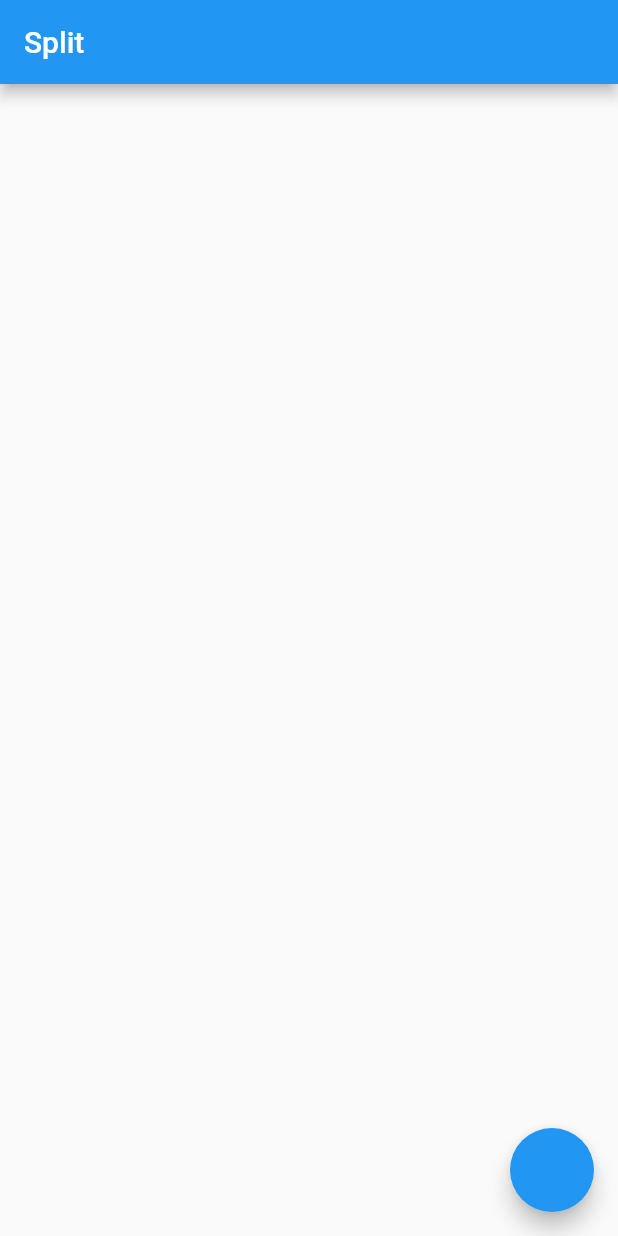
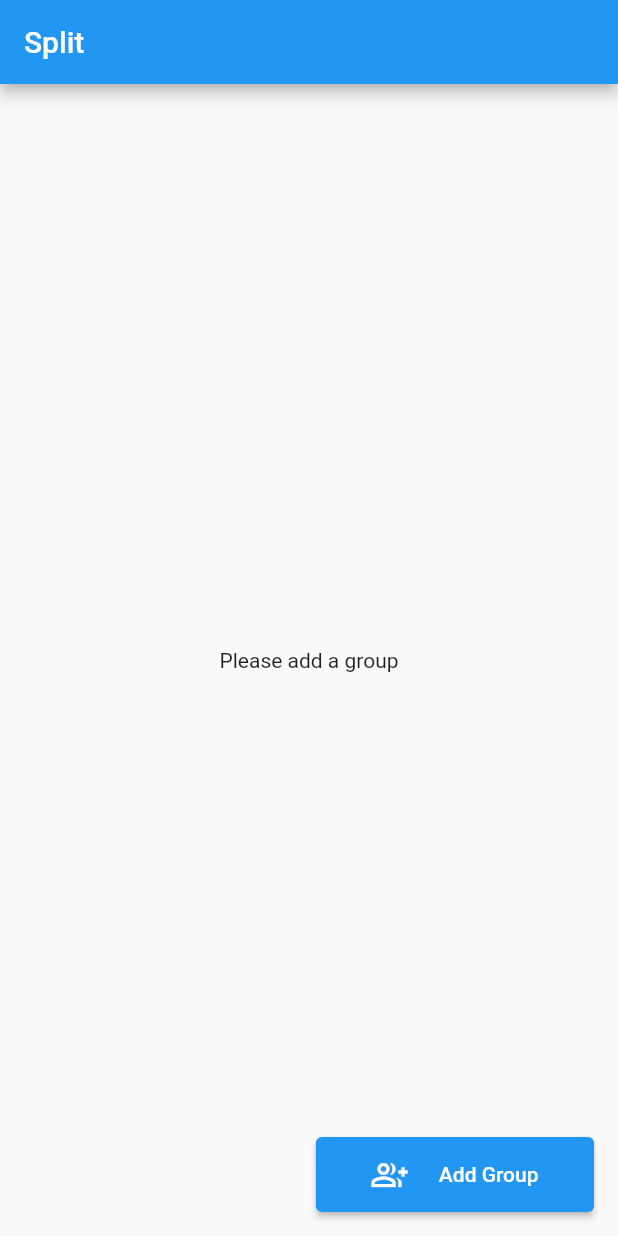
Before and after one commit to aman123424/KLPDTechSoc, a Flutter app: the screen it shows after launch, on a phone screen of 412 x 824 dp. Run offline on Flutter 3.47's test engine with Material 2 defaults, Android fonts, the phone set to English and light mode, and no system bars.

```diff
--- a/KLPDTechSoc-master/lib/User.dart
+++ /dev/null
@@ -1,4 +0,0 @@
-class User{
-  String name;
-  User({required this.name});
-}
--- a/KLPDTechSoc-master/lib/main.dart
+++ /dev/null
@@ -1,145 +0,0 @@
-import 'package:flutter/material.dart';
-import 'package:techsoc_comp/Add_expense.dart';
-import 'package:techsoc_comp/User.dart';
-import 'package:techsoc_comp/add_group.dart';
-import 'package:techsoc_comp/Group.dart';
-
-void main() {
-  runApp(const MyApp());
-}
-
-class MyApp extends StatelessWidget {
-  const MyApp({Key? key}) : super(key: key);
-
-  // This widget is the root of your application.
-  @override
-  Widget build(BuildContext context) {
-    return MaterialApp(
-      title: 'Flutter Demo',
-      theme: ThemeData(
-
-        primarySwatch: Colors.blue,
-      ),
-      home: const MyHomePage(title: 'Split', users: [],),
-    );
-  }
-}
-
-class MyHomePage extends StatefulWidget {
-  const MyHomePage({Key? key, required this.title, required this.users}) : super(key: key);
-
-
-  final String title;
-  final List<User> users ;
-  @override
-  State<MyHomePage> createState() => _MyHomePageState();
-}
-
-class _MyHomePageState extends State<MyHomePage> {
-
-  List<Group> groups = [];
-
-  @override
-  Widget build(BuildContext context) {
-    print(groups.length);
-    return Scaffold(
-      appBar: AppBar(
-        title: Text(widget.title),
-      ),
-      body: Column(
-        mainAxisAlignment: groups.isEmpty? MainAxisAlignment.center : MainAxisAlignment.start,
-        crossAxisAlignment: CrossAxisAlignment.center,
-        children: [
-          if(groups.isEmpty)
-            Center(child: Text("Please add a group")),
-
-          if(groups.isNotEmpty)
-            ListView.builder(
-              shrinkWrap: true,
-              itemCount: groups.length,
-              itemBuilder: (BuildContext context, int index) {
-                return
-                  // CheckboxListTile(value: value, onChanged: onChanged),
-                  ListTile(
-                    leading: Container(
-                      padding: EdgeInsets.all(5),
-                        decoration: BoxDecoration(
-                        ),
-                        child: Icon(
-                            Icons.group)
-                    ),
-                    trailing: Text(
-                      groups[index].size,
-                      style: TextStyle(color: Colors.green, fontSize: 15),
-                    ),
-                    title: Text(groups[index].name),
-                    onTap: () {
-                      Navigator.push(context, MaterialPageRoute(builder: (context) => addExpense()));
-                    },
-                    onLongPress: () {
-                      showDialog(
-                        context: context,
-                        builder: (context) => AlertDialog(
-                          title: const Text("Delete Group"),
-                          content: Text("Are you sure you want to delete ${groups[index].name}"),
-                          actions: <Widget>[
-                            Row(
-                              mainAxisAlignment: MainAxisAlignment.spaceEvenly,
-                              children: [
-                                ElevatedButton(
-                                  onPressed: () {
-                                    Navigator.of(context).pop();
-                                  },
-                                  child: Container(
-                                    padding: const EdgeInsets.all(14),
-                                    child: const Text("Cancel"),
-                                  ),
-                                ),
-                                ElevatedButton(
-                                  onPressed: () {
-                                    setState(() {
-                                      groups.removeAt(index);
-                                    });
-                                    Navigator.of(context).pop();
-                                  },
-                                  child: Container(
-                                    padding: const EdgeInsets.all(14),
-                                    child: const Text("Delete"),
-                                  ),
-                                ),
-                              ],
-                            )
-                          ],
-                        ),
-                      );
-                    },
-                  );
-
-              },
-            ),
-        ],
-      ),
-      floatingActionButton: Container(
-        width: MediaQuery.of(context).size.width*0.45,
-        height: 50,
-        child: ElevatedButton(
-          onPressed: () async{
-            dynamic result = await Navigator.push(context, MaterialPageRoute(builder: (context)=> AddGroup(groups: groups,)));
-            setState(() {
-              groups.add(result);
-            });
-          },
-          style: ElevatedButton.styleFrom(
-          ),
-          child: Row(
-            mainAxisAlignment: MainAxisAlignment.spaceEvenly,
-            children: const [
-              Icon(Icons.group_add_outlined),
-              Text("Add Group"),
-            ],
-          ),
-        ),
-      ),
-    );
-  }
-}
--- a/lib/PaidBy.dart
+++ b/lib/PaidBy.dart
@@ -29,7 +29,9 @@ class _paidByState extends State<paidBy> {
                 style: TextStyle(color: Colors.green, fontSize: 15),
               ),
               title: Text("${widget.users[index].name}"),
-              onTap: (){},
+              onTap: (){
+                Navigator.pop(context,widget.users[index]);
+              },
           );
 
         },
--- a/lib/main.dart
+++ b/lib/main.dart
@@ -1,6 +1,8 @@
 import 'package:flutter/material.dart';
 import 'package:techsoc_comp/Add_expense.dart';
 import 'package:techsoc_comp/User.dart';
+import 'package:techsoc_comp/add_group.dart';
+import 'package:techsoc_comp/Group.dart';
 
 void main() {
   runApp(const MyApp());
@@ -35,23 +37,108 @@ class MyHomePage extends StatefulWidget {
 
 class _MyHomePageState extends State<MyHomePage> {
 
+  List<Group> groups = [];
+
   @override
   Widget build(BuildContext context) {
+    print(groups.length);
     return Scaffold(
       appBar: AppBar(
         title: Text(widget.title),
       ),
       body: Column(
+        mainAxisAlignment: groups.isEmpty? MainAxisAlignment.center : MainAxisAlignment.start,
+        crossAxisAlignment: CrossAxisAlignment.center,
         children: [
-          Text(""),
+          if(groups.isEmpty)
+            Center(child: Text("Please add a group")),
 
+          if(groups.isNotEmpty)
+            ListView.builder(
+              shrinkWrap: true,
+              itemCount: groups.length,
+              itemBuilder: (BuildContext context, int index) {
+                return
+                  // CheckboxListTile(value: value, onChanged: onChanged),
+                  ListTile(
+                    leading: Container(
+                      padding: EdgeInsets.all(5),
+                        decoration: BoxDecoration(
+                        ),
+                        child: Icon(
+                            Icons.group)
+                    ),
+                    trailing: Text(
+                      groups[index].size,
+                      style: TextStyle(color: Colors.green, fontSize: 15),
+                    ),
+                    title: Text(groups[index].name),
+                    onTap: () {
+                      Navigator.push(context, MaterialPageRoute(builder: (context) => addExpense(users: [],)));
+                    },
+                    onLongPress: () {
+                      showDialog(
+                        context: context,
+                        builder: (context) => AlertDialog(
+                          title: const Text("Delete Group"),
+                          content: Text("Are you sure you want to delete ${groups[index].name}"),
+                          actions: <Widget>[
+                            Row(
+                              mainAxisAlignment: MainAxisAlignment.spaceEvenly,
+                              children: [
+                                ElevatedButton(
+                                  onPressed: () {
+                                    Navigator.of(context).pop();
+                                  },
+                                  child: Container(
+                                    padding: const EdgeInsets.all(14),
+                                    child: const Text("Cancel"),
+                                  ),
+                                ),
+                                ElevatedButton(
+                                  onPressed: () {
+                                    setState(() {
+                                      groups.removeAt(index);
+                                    });
+                                    Navigator.of(context).pop();
+                                  },
+                                  child: Container(
+                                    padding: const EdgeInsets.all(14),
+                                    child: const Text("Delete"),
+                                  ),
+                                ),
+                              ],
+                            )
+                          ],
+                        ),
+                      );
+                    },
+                  );
+
+              },
+            ),
         ],
       ),
-      floatingActionButton: FloatingActionButton(
-        onPressed: () {
-          Navigator.push(context, MaterialPageRoute(builder: (context)=> addExpense() ));
-        },
-
+      floatingActionButton: Container(
+        width: MediaQuery.of(context).size.width*0.45,
+        height: 50,
+        child: ElevatedButton(
+          onPressed: () async{
+            dynamic result = await Navigator.push(context, MaterialPageRoute(builder: (context)=> AddGroup(groups: groups,)));
+            setState(() {
+              groups.add(result);
+            });
+          },
+          style: ElevatedButton.styleFrom(
+          ),
+          child: Row(
+            mainAxisAlignment: MainAxisAlignment.spaceEvenly,
+            children: const [
+              Icon(Icons.group_add_outlined),
+              Text("Add Group"),
+            ],
+          ),
+        ),
       ),
     );
   }
--- a/pubspec.yaml
+++ b/pubspec.yaml
@@ -34,6 +34,7 @@ dependencies:
   # The following adds the Cupertino Icons font to your application.
   # Use with the CupertinoIcons class for iOS style icons.
   cupertino_icons: ^1.0.2
+  shared_preferences: ^2.0.15
 
 dev_dependencies:
   flutter_test:
```
Also changed, not shown: KLPDTechSoc-master/analysis_options.yaml (deleted, +0 -29 lines), KLPDTechSoc-master/lib/Add_expense.dart (deleted, +0 -93 lines), KLPDTechSoc-master/lib/PaidBy.dart (deleted, +0 -39 lines), KLPDTechSoc-master/lib/splitTo.dart (deleted, +0 -52 lines), KLPDTechSoc-master/pubspec.yaml (deleted, +0 -89 lines), lib/Add_expense.dart (+23 -12 lines), lib/expenseClass.dart (added, +9 -0 lines), lib/groupPage.dart (added, +45 -0 lines), lib/splitTo.dart (+40 -13 lines), KLPDTechSoc-master/pubspec.lock (deleted), lib/Group.dart (renamed from KLPDTechSoc-master/lib/Group.dart), lib/add_group.dart (renamed from KLPDTechSoc-master/lib/add_group.dart), pubspec.lock, 61 other files.
